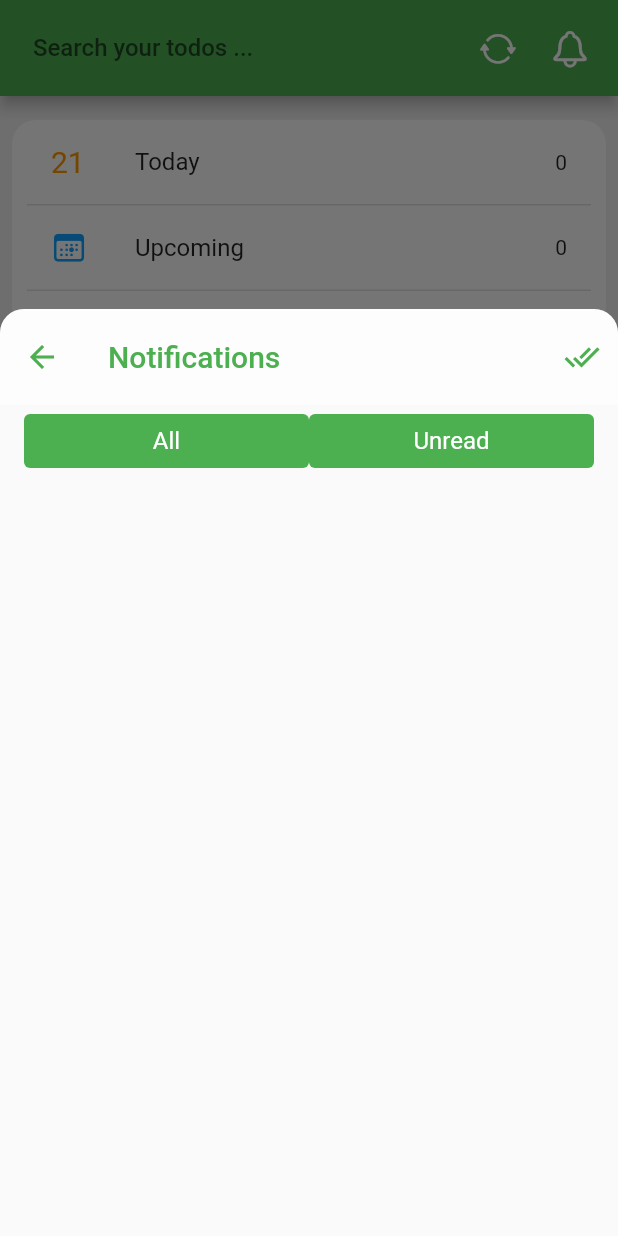
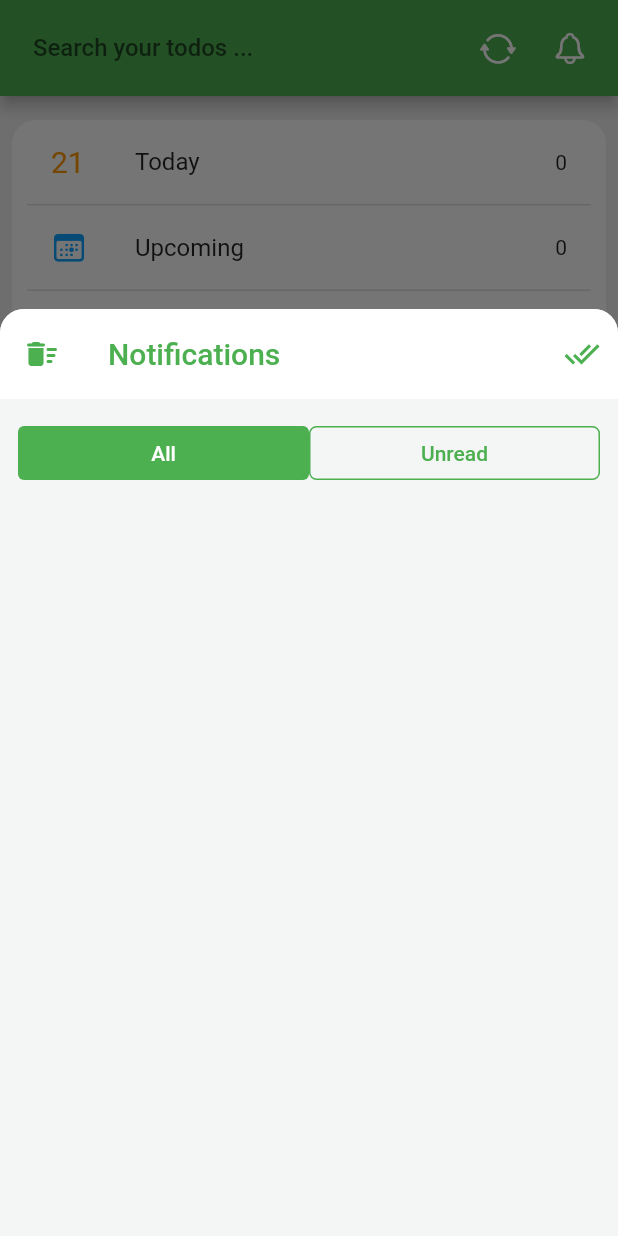
Before and after one commit to hoangknguyen1807/flutter_simple_todo_list, a Flutter app: the screen it shows after launch, after a tap on an icon or button, on a phone screen of 412 x 824 dp. Run offline on Flutter 3.47's test engine with Material 2 defaults, Android fonts, the phone set to English and light mode, and no system bars; our stand-ins replace flutter_local_notifications, flutter_native_timezone, hive, hive_flutter, rxdart, timezone; accounts and stored records are empty.

Commit message:
Finished implementing view Notifications page

```diff
--- /dev/null
+++ b/demo_clip.txt
@@ -0,0 +1 @@
+https://drive.google.com/drive/folders/1HU6kGOXpoIX50CbD83zsjVPm8yCXl5dS?usp=sharing
--- a/lib/main.dart
+++ b/lib/main.dart
@@ -4,10 +4,12 @@ import 'package:flutter/material.dart';
 import 'package:flutter_native_timezone/flutter_native_timezone.dart';
 import 'package:hive_flutter/hive_flutter.dart';
 import 'package:simple_todo_list/src/commons/constants.dart' as constants;
-import 'package:simple_todo_list/src/models/todo_item.model.dart';
 import 'package:simple_todo_list/src/simple_todo_list_app.dart';
 import 'package:timezone/data/latest_all.dart' as tz;
 import 'package:timezone/timezone.dart' as tz;
+
+import 'src/models/local_notification/local_notification.model.dart';
+import 'src/models/todo_item/todo_item.model.dart';
 
 void main() async {
   WidgetsFlutterBinding.ensureInitialized();
@@ -15,6 +17,7 @@ void main() async {
   await configureLocalTimeZone();
 
   Hive.registerAdapter(ToDoItemModelAdapter());
+  Hive.registerAdapter(LocalNotificationModelAdapter());
   await Hive.initFlutter();
   await Hive.openBox(constants.todosBoxName);
   runApp(const SimpleToDoListApp());
--- a/lib/src/commons/constants.dart
+++ b/lib/src/commons/constants.dart
@@ -1,3 +1,4 @@
 
 const todosBoxName = 'todosBox';
 const todoItemsKey = 'todoItems';
+const notificationsKey = 'notifications';
--- a/lib/src/commons/flutter_local_notifications_plugin.wrapper.dart
+++ b/lib/src/commons/flutter_local_notifications_plugin.wrapper.dart
@@ -1,32 +1,56 @@
 
+import 'dart:convert';
 import 'dart:math';
 import 'package:flutter_local_notifications/flutter_local_notifications.dart';
 import 'package:intl/intl.dart';
+import 'package:rxdart/subjects.dart';
+import 'package:simple_todo_list/src/models/local_notification/local_notification.model.dart';
+import 'package:simple_todo_list/src/providers/notifications_provider.dart';
 import 'package:timezone/data/latest_all.dart' as tz;
 import 'package:timezone/timezone.dart' as tz;
-import 'package:simple_todo_list/src/models/todo_item.model.dart';
+import 'package:simple_todo_list/src/models/todo_item/todo_item.model.dart';
 
 class FlutterLocalNotificationsPluginWrapper {
   static FlutterLocalNotificationsPlugin? _instance;
 
+  static BehaviorSubject<String?>? _notificationSubject;
+
   FlutterLocalNotificationsPluginWrapper._();
 
-  static FlutterLocalNotificationsPlugin getInstance() {
+  static FlutterLocalNotificationsPlugin getPluginInstance() {
     _instance ??= FlutterLocalNotificationsPlugin();
 
     return _instance!;
   }
 
+  static BehaviorSubject<String?> getNotificationSubject() {
+    _notificationSubject ??= BehaviorSubject<String?>();
+
+    return _notificationSubject!;
+  }
+
   static final dateJmFormat = DateFormat('HH:mm - dd/MM/yyyy');
 
-  static Future<void> zonedScheduleNotification(ToDoItemModel toDoItem) async {
+  static Future<void> zonedScheduleNotification(
+    ToDoItemModel toDoItem, NotificationsProvider notiProvider) async {
     var rng = Random();
+    final id = rng.nextInt(1000);
+    final scheduledTime = tz.TZDateTime.from(toDoItem.occurTime, tz.local)
+            .subtract(const Duration(minutes: 10));
+    final payload = id.toString();
+
+    notiProvider.add(LocalNotificationModel(
+      id: id,
+      title: toDoItem.title,
+      body: dateJmFormat.format(toDoItem.occurTime),
+      scheduledTime: scheduledTime
+    ));
+
     await _instance!.zonedSchedule(
-        rng.nextInt(200),
+        id,
         toDoItem.title,
         dateJmFormat.format(toDoItem.occurTime),
-        tz.TZDateTime.from(toDoItem.occurTime, tz.local)
-            .subtract(const Duration(minutes: 10)),
+        scheduledTime,
         const NotificationDetails(
             android: AndroidNotificationDetails(
                 'your channel id', 'your channel name',
@@ -37,7 +61,7 @@ class FlutterLocalNotificationsPluginWrapper {
               ),
             iOS: IOSNotificationDetails(threadIdentifier: 'simple_todo_app')
         ),
-        // payload: _toDoModel.toJsonString(),
+        payload: payload,
         androidAllowWhileIdle: true,
         uiLocalNotificationDateInterpretation:
             UILocalNotificationDateInterpretation.absoluteTime);
--- /dev/null
+++ b/lib/src/models/local_notification/local_notification.model.dart
@@ -0,0 +1,47 @@
+import 'dart:convert';
+import 'package:hive/hive.dart';
+
+part 'local_notification.model.g.dart';
+
+@HiveType(typeId: 2)
+class LocalNotificationModel {
+
+  LocalNotificationModel({
+    required this.id,
+    required this.title,
+    required this.body,
+    required this.scheduledTime,
+    this.payload = '',
+    this.isRead = false
+  });
+
+  @HiveField(0)
+  final int id;
+
+  @HiveField(1)
+  final String title;
+
+  @HiveField(2)
+  final String body;
+
+  @HiveField(3)
+  final DateTime scheduledTime;
+
+  final String payload;
+
+  @HiveField(4)
+  bool isRead;
+
+  factory LocalNotificationModel.fromJsonString(String json) {
+    return LocalNotificationModel.fromJson(jsonDecode(json));
+  }
+
+  factory LocalNotificationModel.fromJson(Map<String, dynamic> json) {
+    return LocalNotificationModel(
+      id: json['id'],
+      title: json['title'],
+      body: json['body'],
+      scheduledTime: DateTime.parse(json['scheduledTime']),
+    );
+  }
+}
--- /dev/null
+++ b/lib/src/providers/notifications_provider.dart
@@ -0,0 +1,55 @@
+import 'package:flutter/foundation.dart';
+import 'package:hive/hive.dart';
+import 'package:simple_todo_list/src/models/local_notification/local_notification.model.dart';
+import 'package:simple_todo_list/src/commons/constants.dart' as constants;
+
+class NotificationsProvider extends ChangeNotifier {
+
+  late Box _box;
+
+  final List<LocalNotificationModel> _notifications = [];
+
+  NotificationsProvider(List<LocalNotificationModel> storedNotifications) {
+    _box = Hive.box(constants.todosBoxName);
+    _notifications.addAll(storedNotifications);
+  }
+
+  List<LocalNotificationModel> get allNotifications => _notifications;
+
+  List<LocalNotificationModel> get receivedNotifications =>
+    _notifications.where((n) => !n.scheduledTime.isAfter(DateTime.now())).toList();
+
+  List<LocalNotificationModel> get unreadNotifications =>
+    receivedNotifications.where((n) => !n.isRead).toList();
+
+  void refresh() {
+    notifyListeners();
+  }
+
+  void markAllAsRead() {
+    for (var e in _notifications) {
+      e.isRead = true;
+    }
+    saveToHive();
+  }
+
+  void add(LocalNotificationModel notification) {
+    _notifications.insert(0, notification);
+    saveToHive();
+  }
+
+  void remove(LocalNotificationModel notification) {
+    _notifications.remove(notification);
+    saveToHive();
+  }
+
+  void removeAll() {
+    _notifications.clear();
+    saveToHive();
+  }
+
+  void saveToHive() {
+    refresh();
+    _box.put(constants.notificationsKey, _notifications);
+  }
+}
--- a/lib/src/providers/todo_items_provider.dart
+++ b/lib/src/providers/todo_items_provider.dart
@@ -2,7 +2,7 @@ import 'package:flutter/foundation.dart';
 import 'package:flutter/material.dart';
 import 'package:hive/hive.dart';
 import 'package:simple_todo_list/src/commons/constants.dart' as constants;
-import 'package:simple_todo_list/src/models/todo_item.model.dart';
+import 'package:simple_todo_list/src/models/todo_item/todo_item.model.dart';
 
 class ToDoItemsProvider extends ChangeNotifier {
 
--- a/lib/src/simple_todo_list_app.dart
+++ b/lib/src/simple_todo_list_app.dart
@@ -6,10 +6,12 @@ import 'package:flutter/services.dart';
 import 'package:flutter_local_notifications/flutter_local_notifications.dart';
 import 'package:provider/provider.dart';
 import 'package:simple_todo_list/src/commons/flutter_local_notifications_plugin.wrapper.dart';
+import 'package:simple_todo_list/src/models/local_notification/local_notification.model.dart';
+import 'package:simple_todo_list/src/providers/notifications_provider.dart';
 import 'package:simple_todo_list/src/providers/todo_items_provider.dart';
 import 'package:simple_todo_list/src/themes/styles.dart';
 import 'package:simple_todo_list/src/utils/navigator_utils.dart';
-import 'models/todo_item.model.dart';
+import 'models/todo_item/todo_item.model.dart';
 import 'views/home_page/home_page.dart';
 import 'package:hive/hive.dart';
 import 'package:hive_flutter/hive_flutter.dart';
@@ -43,13 +45,15 @@ class _SimpleToDoListAppState extends State<SimpleToDoListApp> {
       : await flutterLocalNotificationsPlugin.getNotificationAppLaunchDetails();
 
     if (notificationAppLaunchDetails?.didNotificationLaunchApp ?? false) {
-      debugPrint(notificationAppLaunchDetails!.payload);
+      final payload = notificationAppLaunchDetails!.payload;
+      debugPrint(payload);
+      FlutterLocalNotificationsPluginWrapper.getNotificationSubject().add(payload);
     }
   }
 
   @override
   void initState() {
-    flutterLocalNotificationsPlugin = FlutterLocalNotificationsPluginWrapper.getInstance();
+    flutterLocalNotificationsPlugin = FlutterLocalNotificationsPluginWrapper.getPluginInstance();
 
     _getNotificationAppLaunchDetails();
 
@@ -74,7 +78,7 @@ class _SimpleToDoListAppState extends State<SimpleToDoListApp> {
 
   void _selectNotification(String? payload) {
     debugPrint('notification payload: $payload');
-    NavigatorUtils.navigateToScreen(context, const HomePage());
+    FlutterLocalNotificationsPluginWrapper.getNotificationSubject().add(payload);
   }
 
   @override
@@ -85,14 +89,20 @@ class _SimpleToDoListAppState extends State<SimpleToDoListApp> {
     );
 
     return ValueListenableBuilder<Box>(
-      valueListenable: Hive.box('todosBox').listenable(),
+      valueListenable: Hive.box(constants.todosBoxName).listenable(),
       builder: (context, box, widget) {
         List<dynamic> allStoredItems = box.get(constants.todoItemsKey,
           defaultValue: <ToDoItemModel>[]);
+        List<dynamic> allStoredNotifications = box.get(constants.notificationsKey,
+          defaultValue: <LocalNotificationModel>[]);
 
-        return ChangeNotifierProvider(
-          create: (context) =>
-                    ToDoItemsProvider(allStoredItems.cast<ToDoItemModel>()),
+        return MultiProvider(
+          providers: [
+            ChangeNotifierProvider(create: (context) =>
+              ToDoItemsProvider(allStoredItems.cast<ToDoItemModel>())),
+            ChangeNotifierProvider(create: (context) =>
+              NotificationsProvider(allStoredNotifications.cast<LocalNotificationModel>()))
+          ],
           child: MaterialApp(
             debugShowCheckedModeBanner: false,
             title: 'Simple ToDo List',
--- a/lib/src/themes/styles.dart
+++ b/lib/src/themes/styles.dart
@@ -44,8 +44,17 @@ abstract class Styles {
     decorationThickness: 1.5,
   );
 
+  static const unreadItemTitle = TextStyle(
+    fontSize: 17,
+    fontWeight: FontWeight.w600
+  );
+
+  static const unreadItemSubtitle = TextStyle(
+    fontSize: 14,
+    fontWeight: FontWeight.w600
+  );
+
   static final ButtonStyle activeTextButtonStyle = ButtonStyle(
-    textStyle: MaterialStateProperty.all(const TextStyle(fontSize: 16)),
     backgroundColor: MaterialStateProperty.all(Colors.green),
     foregroundColor: MaterialStateProperty.all(Colors.white)
   );
--- a/lib/src/utils/navigator_utils.dart
+++ b/lib/src/utils/navigator_utils.dart
@@ -6,4 +6,8 @@ abstract class NavigatorUtils {
     Navigator.of(context).push(
       MaterialPageRoute(builder: (context) => screen));
   }
+
+  static void popUntilFirst(BuildContext context) {
+    Navigator.of(context).popUntil((route) => route.isFirst);
+  }
 }
--- a/lib/src/views/home_page/home_page.dart
+++ b/lib/src/views/home_page/home_page.dart
@@ -2,7 +2,9 @@ import 'package:flutter/cupertino.dart';
 import 'package:flutter/material.dart';
 import 'package:flutter/widgets.dart';
 import 'package:provider/provider.dart';
-import 'package:simple_todo_list/src/models/todo_item.model.dart';
+import 'package:simple_todo_list/src/commons/flutter_local_notifications_plugin.wrapper.dart';
+import 'package:simple_todo_list/src/models/todo_item/todo_item.model.dart';
+import 'package:simple_todo_list/src/providers/notifications_provider.dart';
 import 'package:simple_todo_list/src/providers/todo_items_provider.dart';
 import 'package:simple_todo_list/src/themes/styles.dart';
 import 'package:simple_todo_list/src/utils/navigator_utils.dart';
@@ -12,6 +14,7 @@ import 'package:simple_todo_list/src/views/home_page/notifications_page/notifica
 import 'package:simple_todo_list/src/views/home_page/overdue_todos_page/overdue_todos_page.dart';
 import 'package:simple_todo_list/src/views/home_page/upcoming_todos_page/upcoming_todos_page.dart';
 import 'package:simple_todo_list/src/views/widgets/has_searchbox_in_appbar.mixin.dart';
+import 'package:simple_todo_list/src/views/widgets/my_custom_badge.dart';
 
 import 'package:simple_todo_list/src/views/widgets/todo_item_card.dart';
 
@@ -32,6 +35,16 @@ class _HomePageState extends State<HomePage> with HasSearchBoxInAppBar {
 
   @override
   void initState() {
+    final notifications$ = FlutterLocalNotificationsPluginWrapper.getNotificationSubject();
+    notifications$.stream.listen((payload) {
+      if (payload?.isNotEmpty ?? false) {
+        final notiProvider = context.read<NotificationsProvider>();
+        notiProvider.allNotifications
+          .firstWhere((n) => n.id == int.parse(payload!)).isRead = true;
+        notiProvider.saveToHive();
+      }
+    });
+
     super.initState();
   }
 
@@ -111,9 +124,7 @@ class _HomePageState extends State<HomePage> with HasSearchBoxInAppBar {
         )
       ),
       isScrollControlled: true,
-      builder: (context) {
-        return const NotificationsSheet();
-      });
+      builder: (context) => const NotificationsSheet());
   }
 
   @override
@@ -123,6 +134,9 @@ class _HomePageState extends State<HomePage> with HasSearchBoxInAppBar {
     final List<ToDoItemModel> upcomingItems = toDoItemsProvider.upcomingItems;
     final List<ToDoItemModel> overdueItems = toDoItemsProvider.pastItems;
     final List<ToDoItemModel> doneItems = toDoItemsProvider.doneItems;
+
+    final notiProvider = context.watch<NotificationsProvider>();
+    final unreadCount = notiProvider.unreadNotifications.length;
 
     return Scaffold(
       appBar: AppBar(
@@ -158,7 +172,12 @@ class _HomePageState extends State<HomePage> with HasSearchBoxInAppBar {
           if (query.isEmpty)
             IconButton(
               onPressed: _onTapNotificationBell,
-              icon: const Icon(CupertinoIcons.bell, size: 28)
+              icon: (unreadCount > 0)
+                ? MyCustomBadge(
+                  child: const Icon(CupertinoIcons.bell_fill, size: 24),
+                  content: unreadCount.toString()
+                )
+                : const Icon(CupertinoIcons.bell, size: 24),
             ),
           if (query.isNotEmpty)
             IconButton(
--- a/lib/src/views/home_page/notifications_page/notifications_page.dart
+++ b/lib/src/views/home_page/notifications_page/notifications_page.dart
@@ -1,6 +1,9 @@
 import 'package:flutter/cupertino.dart';
 import 'package:flutter/material.dart';
+import 'package:simple_todo_list/src/providers/notifications_provider.dart';
 import 'package:simple_todo_list/src/themes/styles.dart';
+import 'package:provider/provider.dart';
+import 'package:simple_todo_list/src/views/widgets/notification_item_card.dart';
 
 class NotificationsSheet extends StatefulWidget {
   const NotificationsSheet({ Key? key }) : super(key: key);
@@ -11,18 +14,36 @@ class NotificationsSheet extends StatefulWidget {
 
 class _NotificationsSheetState extends State<NotificationsSheet> {
 
+  int _selectedTab = 0;
+
+  void _deleteAll() {
+    context.read<NotificationsProvider>().removeAll();
+  }
+
+  void _markAllAsRead() {
+    context.read<NotificationsProvider>().markAllAsRead();
+  }
+
+  @override
+  void initState() {
+
+    super.initState();
+  }
 
   @override
   Widget build(BuildContext context) {
+    final notificationProvider = context.watch<NotificationsProvider>();
+    final receivedNotifications = notificationProvider.receivedNotifications;
+    final unreadNotifications = notificationProvider.unreadNotifications;
+
     return Container(
       height: MediaQuery.of(context).copyWith().size.height * 0.75,
       child: Column(children: [
           AppBar(
-            toolbarHeight: 64,
+            toolbarHeight: 60,
             titleTextStyle: Theme.of(context).textTheme.headline6!
               .copyWith(color: Colors.green),
-            backgroundColor: Theme.of(context).dialogBackgroundColor
-              .withOpacity(0.5),
+            backgroundColor: Theme.of(context).dialogBackgroundColor,
             iconTheme: Theme.of(context).iconTheme
               .copyWith(color: Colors.green),
             shape: const RoundedRectangleBorder(
@@ -32,32 +53,57 @@ class _NotificationsSheetState extends State<NotificationsSheet> {
               ),
             ),
             elevation: 0,
+            leading: IconButton(icon: const Icon(Icons.delete_sweep_rounded),
+              onPressed: _deleteAll),
             title: const Text('Notifications'),
             actions: [
-              IconButton(onPressed: () {}, icon: const Icon(Icons.done_all))
+              IconButton(icon: const Icon(Icons.done_all),
+              onPressed: _markAllAsRead)
             ]
           ),
-          Padding(
-            padding: const EdgeInsets.symmetric(horizontal: 16),
-            child: Row(
+          Expanded(
+            child: Container(
+              color: Colors.blueGrey[50]!.withOpacity(0.4),
+              padding: const EdgeInsets.all(12),
+              child: Column(
+                children: [
+                  Row(
                     mainAxisAlignment: MainAxisAlignment.center,
                     children: [
                       Expanded(
                         child: TextButton(
-                    style: true
+                          style: _selectedTab == 0
                             ? Styles.activeTextButtonStyle
                             : Styles.inactiveTextButtonStyle,
-                    onPressed: (){}, child: const Text('All')),
+                          onPressed: () {
+                            setState(() {
+                              _selectedTab = 0;
+                            });
+                          }, child: const Text('All')),
                       ),
                       Expanded(
                         child: TextButton(
-                    style: false
-                      ? Styles.inactiveTextButtonStyle
-                      : Styles.activeTextButtonStyle,
-                    onPressed: (){}, child: const Text('Unread')
+                          style: _selectedTab == 1
+                            ? Styles.activeTextButtonStyle
+                            : Styles.inactiveTextButtonStyle,
+                          onPressed: () {
+                            setState(() {
+                              _selectedTab = 1;
+                            });
+                          }, child: const Text('Unread')
                         )
                       )
                     ],
+                  ),
+                  const SizedBox(height: 12),
+                  if (_selectedTab == 0)
+                    for (var item in receivedNotifications)
+                      NotificationItemCard(item, key: ValueKey(item.id)),
+                  if (_selectedTab == 1)
+                    for (var item in unreadNotifications)
+                      NotificationItemCard(item, key: ValueKey(item.id))
+                ],
+              ),
             ),
           ),
         ]),
--- a/lib/src/views/widgets/has_searchbox_in_appbar.mixin.dart
+++ b/lib/src/views/widgets/has_searchbox_in_appbar.mixin.dart
@@ -1,6 +1,6 @@
 import 'package:flutter/cupertino.dart';
 import 'package:flutter/material.dart';
-import 'package:simple_todo_list/src/models/todo_item.model.dart';
+import 'package:simple_todo_list/src/models/todo_item/todo_item.model.dart';
 import 'package:simple_todo_list/src/themes/styles.dart';
 import 'todo_item_card.dart';
 
--- a/lib/src/views/widgets/todo_item_card.dart
+++ b/lib/src/views/widgets/todo_item_card.dart
@@ -3,7 +3,7 @@ import 'package:flutter/material.dart';
 import 'package:flutter/widgets.dart';
 import 'package:intl/intl.dart';
 import 'package:provider/provider.dart';
-import 'package:simple_todo_list/src/models/todo_item.model.dart';
+import 'package:simple_todo_list/src/models/todo_item/todo_item.model.dart';
 import 'package:simple_todo_list/src/providers/todo_items_provider.dart';
 import 'package:simple_todo_list/src/themes/styles.dart';
 import 'package:simple_todo_list/src/utils/navigator_utils.dart';
--- a/pubspec.yaml
+++ b/pubspec.yaml
@@ -42,6 +42,7 @@ dependencies:
   flutter_local_notifications: ^9.1.3
   flutter_native_timezone: ^2.0.0
   device_info: ^2.0.3
+  rxdart: ^0.27.3
 
 dev_dependencies:
   flutter_test:
```
Also changed, not shown: lib/src/models/local_notification.model.dart (deleted, +0 -13 lines), lib/src/views/edit_todo_item_page/edit_todo_item_page.dart (+32 -6 lines), lib/src/views/widgets/my_custom_badge.dart (added, +38 -0 lines), lib/src/views/widgets/notification_item_card.dart (added, +81 -0 lines), lib/src/models/local_notification/local_notification.model.g.dart (added), lib/src/models/todo_item/todo_item.model.dart (renamed from lib/src/models/todo_item.model.dart), lib/src/models/todo_item/todo_item.model.g.dart (renamed from lib/src/models/todo_item.model.g.dart). Lines whose indentation alone changed are shown as unchanged.
